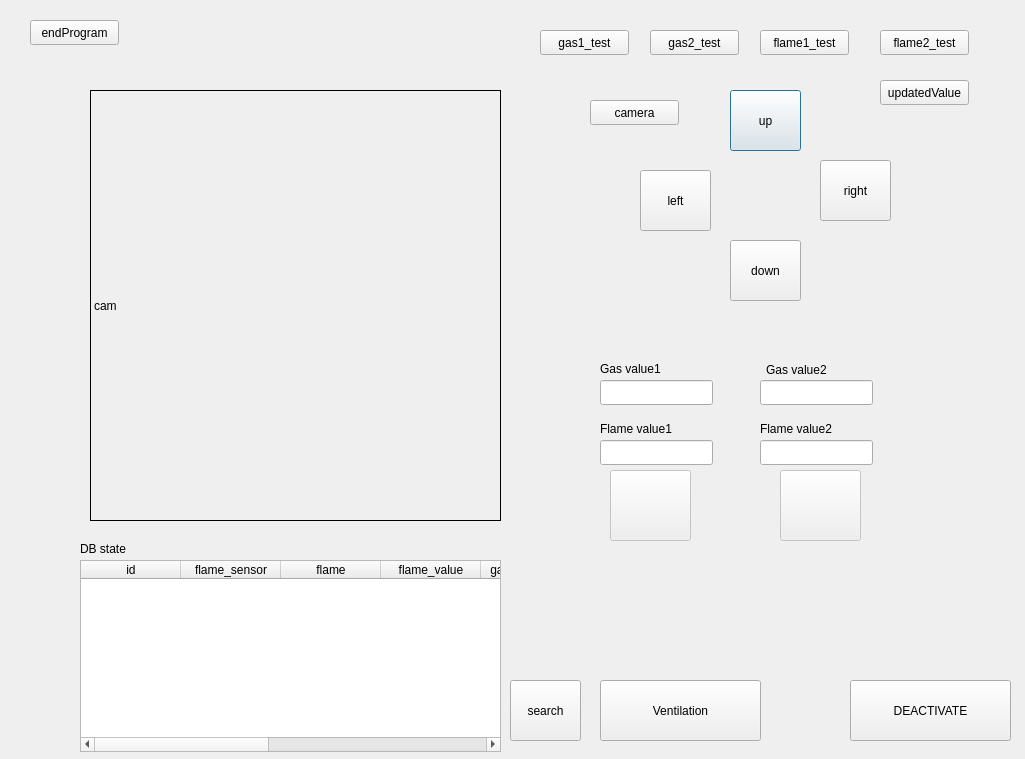
First picture: the form in Monitoring_system/userMonitor.ui, repository addinedu-ros-6th/iot-repo-4, before the edit.
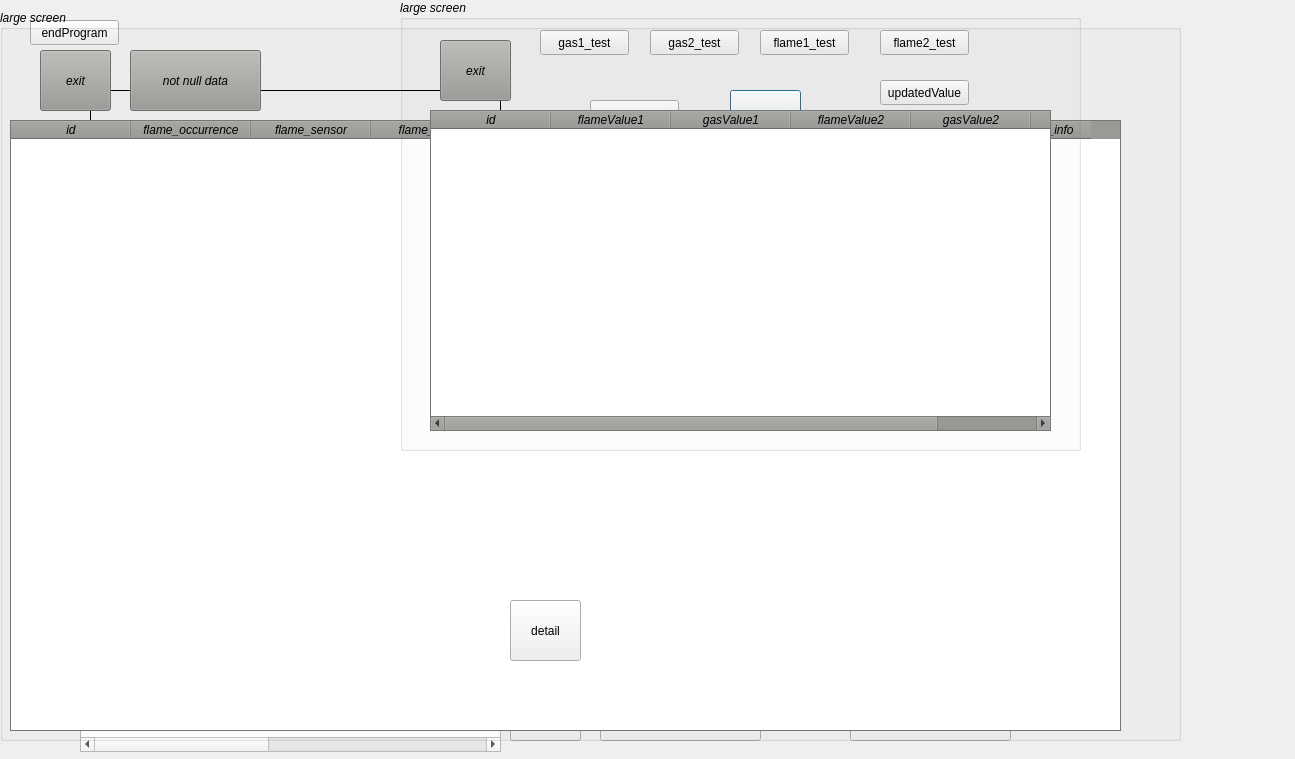
Second picture: the form after the edit.

Patch:
```diff
--- a/Monitoring_system/userMonitor.ui
+++ b/Monitoring_system/userMonitor.ui
@@ -6,7 +6,7 @@
    <rect>
     <x>0</x>
     <y>0</y>
-    <width>1025</width>
+    <width>1295</width>
     <height>759</height>
    </rect>
   </property>
@@ -400,9 +400,1104 @@
     </rect>
    </property>
    <property name="text">
-    <string>search</string>
+    <string>enlarge</string>
    </property>
   </widget>
+  <widget class="QGroupBox" name="groupBox">
+   <property name="geometry">
+    <rect>
+     <x>0</x>
+     <y>10</y>
+     <width>1181</width>
+     <height>731</height>
+    </rect>
+   </property>
+   <property name="palette">
+    <palette>
+     <active>
+      <colorrole role="WindowText">
+       <brush brushstyle="SolidPattern">
+        <color alpha="255">
+         <red>0</red>
+         <green>0</green>
+         <blue>0</blue>
+        </color>
+       </brush>
+      </colorrole>
+      <colorrole role="Button">
+       <brush brushstyle="SolidPattern">
+        <color alpha="255">
+         <red>154</red>
+         <green>153</green>
+         <blue>150</blue>
+        </color>
+       </brush>
+      </colorrole>
+      <colorrole role="Light">
+       <brush brushstyle="SolidPattern">
+        <color alpha="255">
+         <red>231</red>
+         <green>230</green>
+         <blue>225</blue>
+        </color>
+       </brush>
+      </colorrole>
+      <colorrole role="Midlight">
+       <brush brushstyle="SolidPattern">
+        <color alpha="255">
+         <red>192</red>
+         <green>191</green>
+         <blue>187</blue>
+        </color>
+       </brush>
+      </colorrole>
+      <colorrole role="Dark">
+       <brush brushstyle="SolidPattern">
+        <color alpha="255">
+         <red>77</red>
+         <green>77</green>
+         <blue>75</blue>
+        </color>
+       </brush>
+      </colorrole>
+      <colorrole role="Mid">
+       <brush brushstyle="SolidPattern">
+        <color alpha="255">
+         <red>103</red>
+         <green>102</green>
+         <blue>100</blue>
+        </color>
+       </brush>
+      </colorrole>
+      <colorrole role="Text">
+       <brush brushstyle="SolidPattern">
+        <color alpha="255">
+         <red>0</red>
+         <green>0</green>
+         <blue>0</blue>
+        </color>
+       </brush>
+      </colorrole>
+      <colorrole role="BrightText">
+       <brush brushstyle="SolidPattern">
+        <color alpha="255">
+         <red>255</red>
+         <green>255</green>
+         <blue>255</blue>
+        </color>
+       </brush>
+      </colorrole>
+      <colorrole role="ButtonText">
+       <brush brushstyle="SolidPattern">
+        <color alpha="255">
+         <red>0</red>
+         <green>0</green>
+         <blue>0</blue>
+        </color>
+       </brush>
+      </colorrole>
+      <colorrole role="Base">
+       <brush brushstyle="SolidPattern">
+        <color alpha="255">
+         <red>255</red>
+         <green>255</green>
+         <blue>255</blue>
+        </color>
+       </brush>
+      </colorrole>
+      <colorrole role="Window">
+       <brush brushstyle="SolidPattern">
+        <color alpha="255">
+         <red>154</red>
+         <green>153</green>
+         <blue>150</blue>
+        </color>
+       </brush>
+      </colorrole>
+      <colorrole role="Shadow">
+       <brush brushstyle="SolidPattern">
+        <color alpha="255">
+         <red>0</red>
+         <green>0</green>
+         <blue>0</blue>
+        </color>
+       </brush>
+      </colorrole>
+      <colorrole role="AlternateBase">
+       <brush brushstyle="SolidPattern">
+        <color alpha="255">
+         <red>204</red>
+         <green>204</green>
+         <blue>202</blue>
+        </color>
+       </brush>
+      </colorrole>
+      <colorrole role="ToolTipBase">
+       <brush brushstyle="SolidPattern">
+        <color alpha="255">
+         <red>255</red>
+         <green>255</green>
+         <blue>220</blue>
+        </color>
+       </brush>
+      </colorrole>
+      <colorrole role="ToolTipText">
+       <brush brushstyle="SolidPattern">
+        <color alpha="255">
+         <red>0</red>
+         <green>0</green>
+         <blue>0</blue>
+        </color>
+       </brush>
+      </colorrole>
+      <colorrole role="PlaceholderText">
+       <brush brushstyle="SolidPattern">
+        <color alpha="128">
+         <red>0</red>
+         <green>0</green>
+         <blue>0</blue>
+        </color>
+       </brush>
+      </colorrole>
+     </active>
+     <inactive>
+      <colorrole role="WindowText">
+       <brush brushstyle="SolidPattern">
+        <color alpha="255">
+         <red>0</red>
+         <green>0</green>
+         <blue>0</blue>
+        </color>
+       </brush>
+      </colorrole>
+      <colorrole role="Button">
+       <brush brushstyle="SolidPattern">
+        <color alpha="255">
+         <red>154</red>
+         <green>153</green>
+         <blue>150</blue>
+        </color>
+       </brush>
+      </colorrole>
+      <colorrole role="Light">
+       <brush brushstyle="SolidPattern">
+        <color alpha="255">
+         <red>231</red>
+         <green>230</green>
+         <blue>225</blue>
+        </color>
+       </brush>
+      </colorrole>
+      <colorrole role="Midlight">
+       <brush brushstyle="SolidPattern">
+        <color alpha="255">
+         <red>192</red>
+         <green>191</green>
+         <blue>187</blue>
+        </color>
+       </brush>
+      </colorrole>
+      <colorrole role="Dark">
+       <brush brushstyle="SolidPattern">
+        <color alpha="255">
+         <red>77</red>
+         <green>77</green>
+         <blue>75</blue>
+        </color>
+       </brush>
+      </colorrole>
+      <colorrole role="Mid">
+       <brush brushstyle="SolidPattern">
+        <color alpha="255">
+         <red>103</red>
+         <green>102</green>
+         <blue>100</blue>
+        </color>
+       </brush>
+      </colorrole>
+      <colorrole role="Text">
+       <brush brushstyle="SolidPattern">
+        <color alpha="255">
+         <red>0</red>
+         <green>0</green>
+         <blue>0</blue>
+        </color>
+       </brush>
+      </colorrole>
+      <colorrole role="BrightText">
+       <brush brushstyle="SolidPattern">
+        <color alpha="255">
+         <red>255</red>
+         <green>255</green>
+         <blue>255</blue>
+        </color>
+       </brush>
+      </colorrole>
+      <colorrole role="ButtonText">
+       <brush brushstyle="SolidPattern">
+        <color alpha="255">
+         <red>0</red>
+         <green>0</green>
+         <blue>0</blue>
+        </color>
+       </brush>
+      </colorrole>
+      <colorrole role="Base">
+       <brush brushstyle="SolidPattern">
+        <color alpha="255">
+         <red>255</red>
+         <green>255</green>
+         <blue>255</blue>
+        </color>
+       </brush>
+      </colorrole>
+      <colorrole role="Window">
+       <brush brushstyle="SolidPattern">
+        <color alpha="255">
+         <red>154</red>
+         <green>153</green>
+         <blue>150</blue>
+        </color>
+       </brush>
+      </colorrole>
+      <colorrole role="Shadow">
+       <brush brushstyle="SolidPattern">
+        <color alpha="255">
+         <red>0</red>
+         <green>0</green>
+         <blue>0</blue>
+        </color>
+       </brush>
+      </colorrole>
+      <colorrole role="AlternateBase">
+       <brush brushstyle="SolidPattern">
+        <color alpha="255">
+         <red>204</red>
+         <green>204</green>
+         <blue>202</blue>
+        </color>
+       </brush>
+      </colorrole>
+      <colorrole role="ToolTipBase">
+       <brush brushstyle="SolidPattern">
+        <color alpha="255">
+         <red>255</red>
+         <green>255</green>
+         <blue>220</blue>
+        </color>
+       </brush>
+      </colorrole>
+      <colorrole role="ToolTipText">
+       <brush brushstyle="SolidPattern">
+        <color alpha="255">
+         <red>0</red>
+         <green>0</green>
+         <blue>0</blue>
+        </color>
+       </brush>
+      </colorrole>
+      <colorrole role="PlaceholderText">
+       <brush brushstyle="SolidPattern">
+        <color alpha="128">
+         <red>0</red>
+         <green>0</green>
+         <blue>0</blue>
+        </color>
+       </brush>
+      </colorrole>
+     </inactive>
+     <disabled>
+      <colorrole role="WindowText">
+       <brush brushstyle="SolidPattern">
+        <color alpha="255">
+         <red>77</red>
+         <green>77</green>
+         <blue>75</blue>
+        </color>
+       </brush>
+      </colorrole>
+      <colorrole role="Button">
+       <brush brushstyle="SolidPattern">
+        <color alpha="255">
+         <red>154</red>
+         <green>153</green>
+         <blue>150</blue>
+        </color>
+       </brush>
+      </colorrole>
+      <colorrole role="Light">
+       <brush brushstyle="SolidPattern">
+        <color alpha="255">
+         <red>231</red>
+         <green>230</green>
+         <blue>225</blue>
+        </color>
+       </brush>
+      </colorrole>
+      <colorrole role="Midlight">
+       <brush brushstyle="SolidPattern">
+        <color alpha="255">
+         <red>192</red>
+         <green>191</green>
+         <blue>187</blue>
+        </color>
+       </brush>
+      </colorrole>
+      <colorrole role="Dark">
+       <brush brushstyle="SolidPattern">
+        <color alpha="255">
+         <red>77</red>
+         <green>77</green>
+         <blue>75</blue>
+        </color>
+       </brush>
+      </colorrole>
+      <colorrole role="Mid">
+       <brush brushstyle="SolidPattern">
+        <color alpha="255">
+         <red>103</red>
+         <green>102</green>
+         <blue>100</blue>
+        </color>
+       </brush>
+      </colorrole>
+      <colorrole role="Text">
+       <brush brushstyle="SolidPattern">
+        <color alpha="255">
+         <red>77</red>
+         <green>77</green>
+         <blue>75</blue>
+        </color>
+       </brush>
+      </colorrole>
+      <colorrole role="BrightText">
+       <brush brushstyle="SolidPattern">
+        <color alpha="255">
+         <red>255</red>
+         <green>255</green>
+         <blue>255</blue>
+        </color>
+       </brush>
+      </colorrole>
+      <colorrole role="ButtonText">
+       <brush brushstyle="SolidPattern">
+        <color alpha="255">
+         <red>77</red>
+         <green>77</green>
+         <blue>75</blue>
+        </color>
+       </brush>
+      </colorrole>
+      <colorrole role="Base">
+       <brush brushstyle="SolidPattern">
+        <color alpha="255">
+         <red>154</red>
+         <green>153</green>
+         <blue>150</blue>
+        </color>
+       </brush>
+      </colorrole>
+      <colorrole role="Window">
+       <brush brushstyle="SolidPattern">
+        <color alpha="255">
+         <red>154</red>
+         <green>153</green>
+         <blue>150</blue>
+        </color>
+       </brush>
+      </colorrole>
+      <colorrole role="Shadow">
+       <brush brushstyle="SolidPattern">
+        <color alpha="255">
+         <red>0</red>
+         <green>0</green>
+         <blue>0</blue>
+        </color>
+       </brush>
+      </colorrole>
+      <colorrole role="AlternateBase">
+       <brush brushstyle="SolidPattern">
+        <color alpha="255">
+         <red>154</red>
+         <green>153</green>
+         <blue>150</blue>
+        </color>
+       </brush>
+      </colorrole>
+      <colorrole role="ToolTipBase">
+       <brush brushstyle="SolidPattern">
+        <color alpha="255">
+         <red>255</red>
+         <green>255</green>
+         <blue>220</blue>
+        </color>
+       </brush>
+      </colorrole>
+      <colorrole role="ToolTipText">
+       <brush brushstyle="SolidPattern">
+        <color alpha="255">
+         <red>0</red>
+         <green>0</green>
+         <blue>0</blue>
+        </color>
+       </brush>
+      </colorrole>
+      <colorrole role="PlaceholderText">
+       <brush brushstyle="SolidPattern">
+        <color alpha="128">
+         <red>0</red>
+         <green>0</green>
+         <blue>0</blue>
+        </color>
+       </brush>
+      </colorrole>
+     </disabled>
+    </palette>
+   </property>
+   <property name="font">
+    <font>
+     <weight>50</weight>
+     <italic>true</italic>
+     <bold>false</bold>
+    </font>
+   </property>
+   <property name="layoutDirection">
+    <enum>Qt::LeftToRight</enum>
+   </property>
+   <property name="styleSheet">
+    <string notr="true"/>
+   </property>
+   <property name="title">
+    <string>large screen</string>
+   </property>
+   <property name="checkable">
+    <bool>false</bool>
+   </property>
+   <widget class="QTableWidget" name="log_tableWidget_2">
+    <property name="geometry">
+     <rect>
+      <x>10</x>
+      <y>110</y>
+      <width>1111</width>
+      <height>611</height>
+     </rect>
+    </property>
+    <attribute name="horizontalHeaderDefaultSectionSize">
+     <number>120</number>
+    </attribute>
+    <column>
+     <property name="text">
+      <string>id</string>
+     </property>
+    </column>
+    <column>
+     <property name="text">
+      <string>flame_occurrence</string>
+     </property>
+    </column>
+    <column>
+     <property name="text">
+      <string>flame_sensor</string>
+     </property>
+    </column>
+    <column>
+     <property name="text">
+      <string>flame_value</string>
+     </property>
+    </column>
+    <column>
+     <property name="text">
+      <string>gas_occurence</string>
+     </property>
+    </column>
+    <column>
+     <property name="text">
+      <string>gas_sensor</string>
+     </property>
+    </column>
+    <column>
+     <property name="text">
+      <string>gas_value</string>
+     </property>
+    </column>
+    <column>
+     <property name="text">
+      <string>termination_info</string>
+     </property>
+    </column>
+    <column>
+     <property name="text">
+      <string>termination_info</string>
+     </property>
+    </column>
+   </widget>
+   <widget class="QPushButton" name="exit_button">
+    <property name="geometry">
+     <rect>
+      <x>40</x>
+      <y>40</y>
+      <width>71</width>
+      <height>61</height>
+     </rect>
+    </property>
+    <property name="text">
+     <string>exit</string>
+    </property>
+   </widget>
+   <widget class="QPushButton" name="notull_button">
+    <property name="geometry">
+     <rect>
+      <x>130</x>
+      <y>40</y>
+      <width>131</width>
+      <height>61</height>
+     </rect>
+    </property>
+    <property name="text">
+     <string>not null data</string>
+    </property>
+   </widget>
+  </widget>
+  <widget class="QPushButton" name="detail_button">
+   <property name="geometry">
+    <rect>
+     <x>510</x>
+     <y>600</y>
+     <width>71</width>
+     <height>61</height>
+    </rect>
+   </property>
+   <property name="text">
+    <string>detail</string>
+   </property>
+  </widget>
+  <widget class="QGroupBox" name="groupBox_2">
+   <property name="geometry">
+    <rect>
+     <x>400</x>
+     <y>0</y>
+     <width>681</width>
+     <height>451</height>
+    </rect>
+   </property>
+   <property name="palette">
+    <palette>
+     <active>
+      <colorrole role="WindowText">
+       <brush brushstyle="SolidPattern">
+        <color alpha="255">
+         <red>0</red>
+         <green>0</green>
+         <blue>0</blue>
+        </color>
+       </brush>
+      </colorrole>
+      <colorrole role="Button">
+       <brush brushstyle="SolidPattern">
+        <color alpha="255">
+         <red>154</red>
+         <green>153</green>
+         <blue>150</blue>
+        </color>
+       </brush>
+      </colorrole>
+      <colorrole role="Light">
+       <brush brushstyle="SolidPattern">
+        <color alpha="255">
+         <red>231</red>
+         <green>230</green>
+         <blue>225</blue>
+        </color>
+       </brush>
+      </colorrole>
+      <colorrole role="Midlight">
+       <brush brushstyle="SolidPattern">
+        <color alpha="255">
+         <red>192</red>
+         <green>191</green>
+         <blue>187</blue>
+        </color>
+       </brush>
+      </colorrole>
+      <colorrole role="Dark">
+       <brush brushstyle="SolidPattern">
+        <color alpha="255">
+         <red>77</red>
+         <green>77</green>
+         <blue>75</blue>
+        </color>
+       </brush>
+      </colorrole>
+      <colorrole role="Mid">
+       <brush brushstyle="SolidPattern">
+        <color alpha="255">
+         <red>103</red>
+         <green>102</green>
+         <blue>100</blue>
+        </color>
+       </brush>
+      </colorrole>
+      <colorrole role="Text">
+       <brush brushstyle="SolidPattern">
+        <color alpha="255">
+         <red>0</red>
+         <green>0</green>
+         <blue>0</blue>
+        </color>
+       </brush>
+      </colorrole>
+      <colorrole role="BrightText">
+       <brush brushstyle="SolidPattern">
+        <color alpha="255">
+         <red>255</red>
+         <green>255</green>
+         <blue>255</blue>
+        </color>
+       </brush>
+      </colorrole>
+      <colorrole role="ButtonText">
+       <brush brushstyle="SolidPattern">
+        <color alpha="255">
+         <red>0</red>
+         <green>0</green>
+         <blue>0</blue>
+        </color>
+       </brush>
+      </colorrole>
+      <colorrole role="Base">
+       <brush brushstyle="SolidPattern">
+        <color alpha="255">
+         <red>255</red>
+         <green>255</green>
+         <blue>255</blue>
+        </color>
+       </brush>
+      </colorrole>
+      <colorrole role="Window">
+       <brush brushstyle="SolidPattern">
+        <color alpha="255">
+         <red>154</red>
+         <green>153</green>
+         <blue>150</blue>
+        </color>
+       </brush>
+      </colorrole>
+      <colorrole role="Shadow">
+       <brush brushstyle="SolidPattern">
+        <color alpha="255">
+         <red>0</red>
+         <green>0</green>
+         <blue>0</blue>
+        </color>
+       </brush>
+      </colorrole>
+      <colorrole role="AlternateBase">
+       <brush brushstyle="SolidPattern">
+        <color alpha="255">
+         <red>204</red>
+         <green>204</green>
+         <blue>202</blue>
+        </color>
+       </brush>
+      </colorrole>
+      <colorrole role="ToolTipBase">
+       <brush brushstyle="SolidPattern">
+        <color alpha="255">
+         <red>255</red>
+         <green>255</green>
+         <blue>220</blue>
+        </color>
+       </brush>
+      </colorrole>
+      <colorrole role="ToolTipText">
+       <brush brushstyle="SolidPattern">
+        <color alpha="255">
+         <red>0</red>
+         <green>0</green>
+         <blue>0</blue>
+        </color>
+       </brush>
+      </colorrole>
+      <colorrole role="PlaceholderText">
+       <brush brushstyle="SolidPattern">
+        <color alpha="128">
+         <red>0</red>
+         <green>0</green>
+         <blue>0</blue>
+        </color>
+       </brush>
+      </colorrole>
+     </active>
+     <inactive>
+      <colorrole role="WindowText">
+       <brush brushstyle="SolidPattern">
+        <color alpha="255">
+         <red>0</red>
+         <green>0</green>
+         <blue>0</blue>
+        </color>
+       </brush>
+      </colorrole>
+      <colorrole role="Button">
+       <brush brushstyle="SolidPattern">
+        <color alpha="255">
+         <red>154</red>
+         <green>153</green>
+         <blue>150</blue>
+        </color>
+       </brush>
+      </colorrole>
+      <colorrole role="Light">
+       <brush brushstyle="SolidPattern">
+        <color alpha="255">
+         <red>231</red>
+         <green>230</green>
+         <blue>225</blue>
+        </color>
+       </brush>
+      </colorrole>
+      <colorrole role="Midlight">
+       <brush brushstyle="SolidPattern">
+        <color alpha="255">
+         <red>192</red>
+         <green>191</green>
+         <blue>187</blue>
+        </color>
+       </brush>
+      </colorrole>
+      <colorrole role="Dark">
+       <brush brushstyle="SolidPattern">
+        <color alpha="255">
+         <red>77</red>
+         <green>77</green>
+         <blue>75</blue>
+        </color>
+       </brush>
+      </colorrole>
+      <colorrole role="Mid">
+       <brush brushstyle="SolidPattern">
+        <color alpha="255">
+         <red>103</red>
+         <green>102</green>
+         <blue>100</blue>
+        </color>
+       </brush>
+      </colorrole>
+      <colorrole role="Text">
+       <brush brushstyle="SolidPattern">
+        <color alpha="255">
+         <red>0</red>
+         <green>0</green>
+         <blue>0</blue>
+        </color>
+       </brush>
+      </colorrole>
+      <colorrole role="BrightText">
+       <brush brushstyle="SolidPattern">
+        <color alpha="255">
+         <red>255</red>
+         <green>255</green>
+         <blue>255</blue>
+        </color>
+       </brush>
+      </colorrole>
+      <colorrole role="ButtonText">
+       <brush brushstyle="SolidPattern">
+        <color alpha="255">
+         <red>0</red>
+         <green>0</green>
+         <blue>0</blue>
+        </color>
+       </brush>
+      </colorrole>
+      <colorrole role="Base">
+       <brush brushstyle="SolidPattern">
+        <color alpha="255">
+         <red>255</red>
+         <green>255</green>
+         <blue>255</blue>
+        </color>
+       </brush>
+      </colorrole>
+      <colorrole role="Window">
+       <brush brushstyle="SolidPattern">
+        <color alpha="255">
+         <red>154</red>
+         <green>153</green>
+         <blue>150</blue>
+        </color>
+       </brush>
+      </colorrole>
+      <colorrole role="Shadow">
+       <brush brushstyle="SolidPattern">
+        <color alpha="255">
+         <red>0</red>
+         <green>0</green>
+         <blue>0</blue>
+        </color>
+       </brush>
+      </colorrole>
+      <colorrole role="AlternateBase">
+       <brush brushstyle="SolidPattern">
+        <color alpha="255">
+         <red>204</red>
+         <green>204</green>
+         <blue>202</blue>
+        </color>
+       </brush>
+      </colorrole>
+      <colorrole role="ToolTipBase">
+       <brush brushstyle="SolidPattern">
+        <color alpha="255">
+         <red>255</red>
+         <green>255</green>
+         <blue>220</blue>
+        </color>
+       </brush>
+      </colorrole>
+      <colorrole role="ToolTipText">
+       <brush brushstyle="SolidPattern">
+        <color alpha="255">
+         <red>0</red>
+         <green>0</green>
+         <blue>0</blue>
+        </color>
+       </brush>
+      </colorrole>
+      <colorrole role="PlaceholderText">
+       <brush brushstyle="SolidPattern">
+        <color alpha="128">
+         <red>0</red>
+         <green>0</green>
+         <blue>0</blue>
+        </color>
+       </brush>
+      </colorrole>
+     </inactive>
+     <disabled>
+      <colorrole role="WindowText">
+       <brush brushstyle="SolidPattern">
+        <color alpha="255">
+         <red>77</red>
+         <green>77</green>
+         <blue>75</blue>
+        </color>
+       </brush>
+      </colorrole>
+      <colorrole role="Button">
+       <brush brushstyle="SolidPattern">
+        <color alpha="255">
+         <red>154</red>
+         <green>153</green>
+         <blue>150</blue>
+        </color>
+       </brush>
+      </colorrole>
+      <colorrole role="Light">
+       <brush brushstyle="SolidPattern">
+        <color alpha="255">
+         <red>231</red>
+         <green>230</green>
+         <blue>225</blue>
+        </color>
+       </brush>
+      </colorrole>
+      <colorrole role="Midlight">
+       <brush brushstyle="SolidPattern">
+        <color alpha="255">
+         <red>192</red>
+         <green>191</green>
+         <blue>187</blue>
+        </color>
+       </brush>
+      </colorrole>
+      <colorrole role="Dark">
+       <brush brushstyle="SolidPattern">
+        <color alpha="255">
+         <red>77</red>
+         <green>77</green>
+         <blue>75</blue>
+        </color>
+       </brush>
+      </colorrole>
+      <colorrole role="Mid">
+       <brush brushstyle="SolidPattern">
+        <color alpha="255">
+         <red>103</red>
+         <green>102</green>
+         <blue>100</blue>
+        </color>
+       </brush>
+      </colorrole>
+      <colorrole role="Text">
+       <brush brushstyle="SolidPattern">
+        <color alpha="255">
+         <red>77</red>
+         <green>77</green>
+         <blue>75</blue>
+        </color>
+       </brush>
+      </colorrole>
+      <colorrole role="BrightText">
+       <brush brushstyle="SolidPattern">
+        <color alpha="255">
+         <red>255</red>
+         <green>255</green>
+         <blue>255</blue>
+        </color>
+       </brush>
+      </colorrole>
+      <colorrole role="ButtonText">
+       <brush brushstyle="SolidPattern">
+        <color alpha="255">
+         <red>77</red>
+         <green>77</green>
+         <blue>75</blue>
+        </color>
+       </brush>
+      </colorrole>
+      <colorrole role="Base">
+       <brush brushstyle="SolidPattern">
+        <color alpha="255">
+         <red>154</red>
+         <green>153</green>
+         <blue>150</blue>
+        </color>
+       </brush>
+      </colorrole>
+      <colorrole role="Window">
+       <brush brushstyle="SolidPattern">
+        <color alpha="255">
+         <red>154</red>
+         <green>153</green>
+         <blue>150</blue>
+        </color>
+       </brush>
+      </colorrole>
+      <colorrole role="Shadow">
+       <brush brushstyle="SolidPattern">
+        <color alpha="255">
+         <red>0</red>
+         <green>0</green>
+         <blue>0</blue>
+        </color>
+       </brush>
+      </colorrole>
+      <colorrole role="AlternateBase">
+       <brush brushstyle="SolidPattern">
+        <color alpha="255">
+         <red>154</red>
+         <green>153</green>
+         <blue>150</blue>
+        </color>
+       </brush>
+      </colorrole>
+      <colorrole role="ToolTipBase">
+       <brush brushstyle="SolidPattern">
+        <color alpha="255">
+         <red>255</red>
+         <green>255</green>
+         <blue>220</blue>
+        </color>
+       </brush>
+      </colorrole>
+      <colorrole role="ToolTipText">
+       <brush brushstyle="SolidPattern">
+        <color alpha="255">
+         <red>0</red>
+         <green>0</green>
+         <blue>0</blue>
+        </color>
+       </brush>
+      </colorrole>
+      <colorrole role="PlaceholderText">
+       <brush brushstyle="SolidPattern">
+        <color alpha="128">
+         <red>0</red>
+         <green>0</green>
+         <blue>0</blue>
+        </color>
+       </brush>
+      </colorrole>
+     </disabled>
+    </palette>
+   </property>
+   <property name="font">
+    <font>
+     <weight>50</weight>
+     <italic>true</italic>
+     <bold>false</bold>
+    </font>
+   </property>
+   <property name="layoutDirection">
+    <enum>Qt::LeftToRight</enum>
+   </property>
+   <property name="styleSheet">
+    <string notr="true"/>
+   </property>
+   <property name="title">
+    <string>large screen</string>
+   </property>
+   <property name="checkable">
+    <bool>false</bool>
+   </property>
+   <widget class="QTableWidget" name="log_tableWidget_3">
+    <property name="geometry">
+     <rect>
+      <x>30</x>
+      <y>110</y>
+      <width>621</width>
+      <height>321</height>
+     </rect>
+    </property>
+    <attribute name="horizontalHeaderDefaultSectionSize">
+     <number>120</number>
+    </attribute>
+    <column>
+     <property name="text">
+      <string>id</string>
+     </property>
+    </column>
+    <column>
+     <property name="text">
+      <string>flameValue1</string>
+     </property>
+    </column>
+    <column>
+     <property name="text">
+      <string>gasValue1</string>
+     </property>
+    </column>
+    <column>
+     <property name="text">
+      <string>flameValue2</string>
+     </property>
+    </column>
+    <column>
+     <property name="text">
+      <string>gasValue2</string>
+     </property>
+    </column>
+    <column>
+     <property name="text">
+      <string/>
+     </property>
+    </column>
+   </widget>
+   <widget class="QPushButton" name="exit_button_2">
+    <property name="geometry">
+     <rect>
+      <x>40</x>
+      <y>40</y>
+      <width>71</width>
+      <height>61</height>
+     </rect>
+    </property>
+    <property name="text">
+     <string>exit</string>
+    </property>
+   </widget>
+  </widget>
  </widget>
  <resources/>
  <connections/>
```
Left out of the diff: 2 changed lines with no effect on the pictures.
